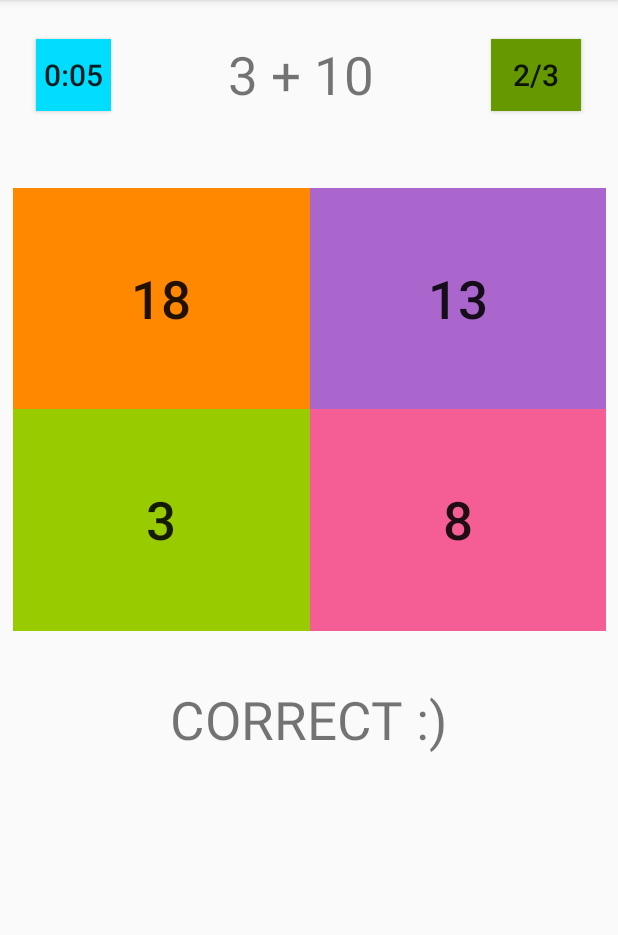
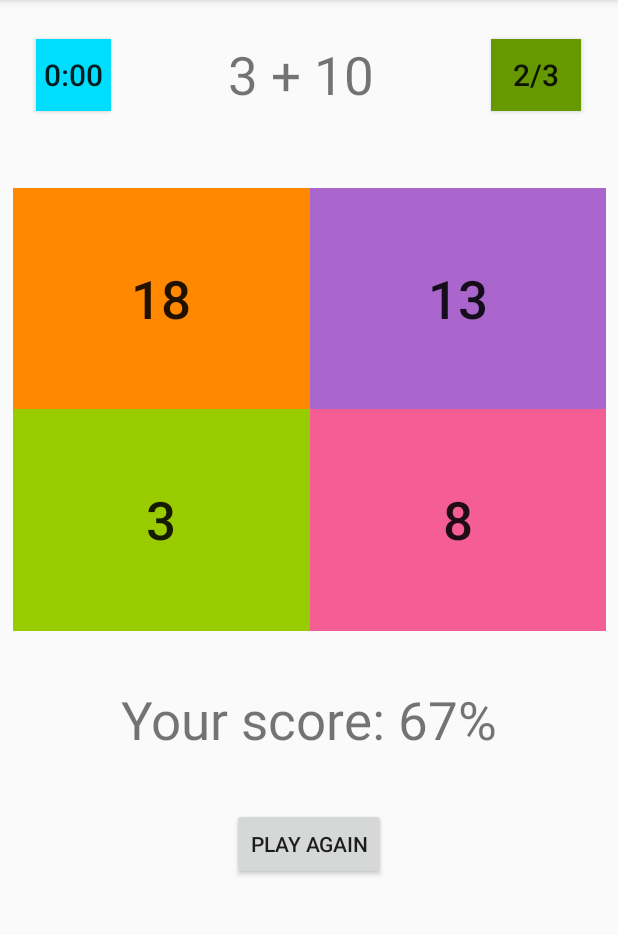
Before and after one commit to ysha18/android, an Android app: the screen it shows after launch (MainActivity), after a tap on "11", on a phone screen of 412 x 824 dp, the part 84-1019 px from its top. Run offline under Robolectric (Android 15) with nearby library versions, the light colour scheme and no system bars; 3 other taps on this screen came first.

Commit message:
Brain trainer done

```diff
--- a/BrainTrainer/app/src/main/java/com/example/braintrainer/MainActivity.java
+++ b/BrainTrainer/app/src/main/java/com/example/braintrainer/MainActivity.java
@@ -20,10 +20,10 @@ public class MainActivity extends AppCompatActivity {
     Button btnPlayAgain,btnTimer, btnScore,ans1,ans2,ans3,ans4;
     TextView txtResult,txtQuestion;
     CountDownTimer cdt;
-    final int time = 11000;
+    final int time = 5000;
     Random rand = new Random();
     String correctAnswer="0";
-    int nbAttemps=0,nbCorrect=0;
+    int nbAttemps=0,nbCorrect=0, gameStatus = 1;
 
     @Override
     protected void onCreate(Bundle savedInstanceState) {
@@ -43,12 +43,11 @@ public class MainActivity extends AppCompatActivity {
         ans2 = findViewById(R.id.ans2);
         ans3 = findViewById(R.id.ans3);
         ans4 = findViewById(R.id.ans4);
-
-
     }
 
     public void start(View view){
         // visibility of the game
+        nbAttemps=0;nbCorrect=0; gameStatus = 1;
         goLayout.setVisibility(View.INVISIBLE);
         btnPlayAgain.setVisibility(View.INVISIBLE);
         txtResult.setVisibility(View.INVISIBLE);
@@ -71,6 +70,10 @@ public class MainActivity extends AppCompatActivity {
             @Override
             public void onFinish() {
                 // Display score
+                gameStatus = 0;
+                double perc = Double.parseDouble(String.valueOf(nbCorrect)) / Double.parseDouble(String.valueOf(nbAttemps)) * 100;
+                txtResult.setText("Your score: " + Math.round(perc)+"%");
+                btnPlayAgain.setVisibility(View.VISIBLE);
             }
         }.start();
     }
@@ -87,6 +90,7 @@ public class MainActivity extends AppCompatActivity {
     }
 
     public void checkCorrectAnswer(View view){
+        if(gameStatus==1){
             Button btnClicked = (Button) view;
             txtResult.setVisibility(View.VISIBLE);
             nbAttemps++;
@@ -101,6 +105,8 @@ public class MainActivity extends AppCompatActivity {
             updateScore();
             // generate new question
             generateQuestion();
+        }
+
     }
 
     private void updateScore() {
--- a/BrainTrainer/app/src/main/res/layout/activity_main.xml
+++ b/BrainTrainer/app/src/main/res/layout/activity_main.xml
@@ -178,6 +178,7 @@
             android:layout_width="wrap_content"
             android:layout_height="wrap_content"
             android:layout_marginTop="35dp"
+            android:onClick="start"
             android:text="PLAY AGAIN"
             app:layout_constraintEnd_toEndOf="parent"
             app:layout_constraintStart_toStartOf="parent"
```
Lines whose indentation alone changed are shown as unchanged.
